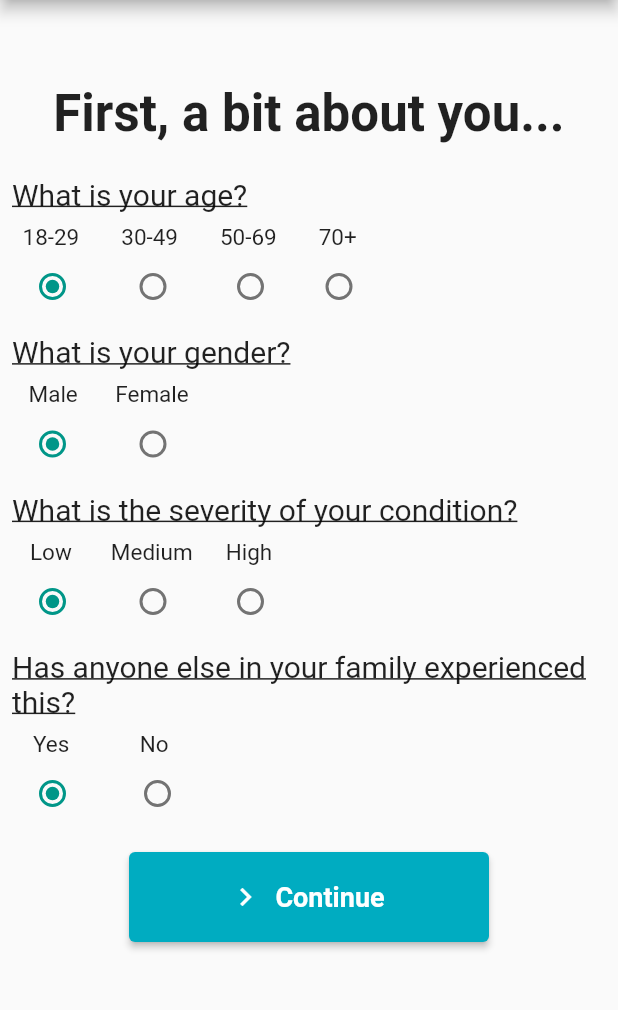
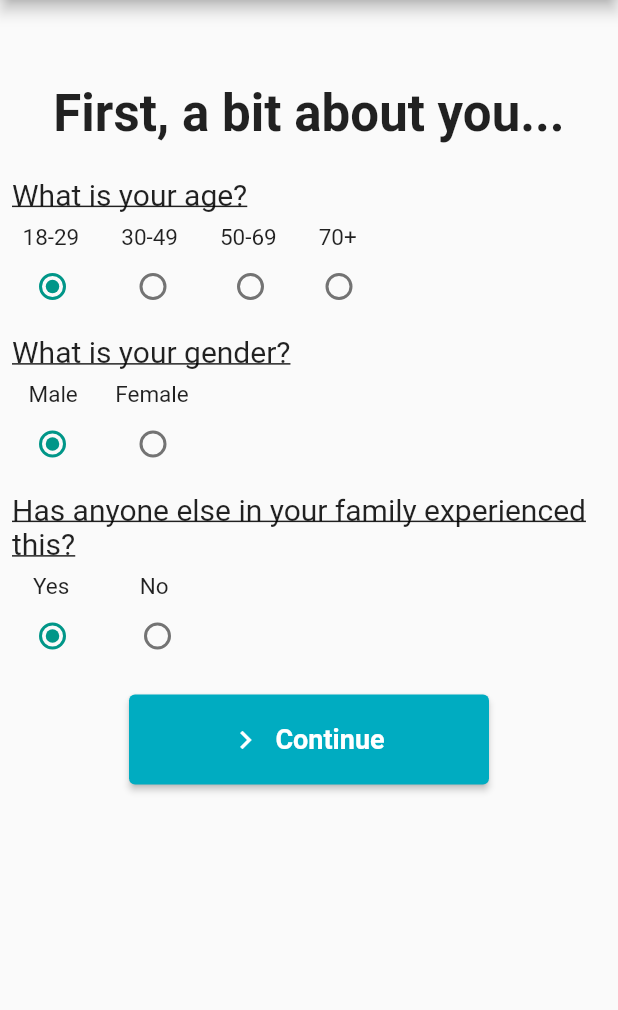
Before and after one commit to Hjfizzlebog2/SS-Skin, a Flutter app: the Questionnaire screen opened directly, on a phone screen of 412 x 824 dp, the part 84-1094 px from its top. Run offline on Flutter 3.47's test engine with Material 2 defaults, Android fonts, the phone set to English and light mode, and no system bars; our stand-ins replace cloud_firestore, email_validator, firebase_auth, firebase_core, firebase_storage, flutter_cache_manager and 4 more; missing offline and left inert: cache_manager, extension_google_sign_in_as_googleapis_auth; accounts and stored records are empty; network calls fail.

Commit message:
Took away back button Fixed Questionnaire.dart questions

```diff
--- a/lib/GeneratedReport.dart
+++ b/lib/GeneratedReport.dart
@@ -35,6 +35,7 @@ class _GeneratedReportState extends State<GeneratedReport> {
           title: const Text('Skin Safety Scanner'),
           centerTitle: true,
           backgroundColor: Colors.cyan[600],
+          automaticallyImplyLeading: false
         ),
         body: Column(
           mainAxisAlignment: MainAxisAlignment.center,
--- a/lib/LogInScreen.dart
+++ b/lib/LogInScreen.dart
@@ -27,6 +27,7 @@ class _LogInScreenState extends State<LogInScreen> {
           title: const Text("Skin Safety Scanner"),
           centerTitle: true,
           backgroundColor: Colors.cyan[600],
+          automaticallyImplyLeading: false
         ),
         body: Column(
           mainAxisAlignment: MainAxisAlignment.center,
--- a/lib/PhotoSubmission.dart
+++ b/lib/PhotoSubmission.dart
@@ -6,7 +6,6 @@ import 'package:flutter/material.dart';
 import 'package:google_sign_in/google_sign_in.dart';
 import 'package:image_picker/image_picker.dart';
 import 'package:ss_skin_project/ReviewPhotoScreen.dart';
-import 'GeneratedReport.dart';
 import 'VertexReport.dart';
 
 final GoogleSignIn _googleSignIn = GoogleSignIn(
--- a/lib/Questionnaire.dart
+++ b/lib/Questionnaire.dart
@@ -4,8 +4,7 @@ import 'PhotoSubmission.dart';
 
 enum Group1 { q1a1, q1a2, q1a3, q1a4 }
 enum Group2 { q2a1, q2a2 }
-enum Group3 { q3a1, q3a2, q3a3 }
-enum Group4 { q4a1, q4a2 }
+enum Group3 { q3a1, q3a2 }
 
 // class for the questionnaire screen
 class Questionnaire extends StatefulWidget {
@@ -18,13 +17,11 @@ class Questionnaire extends StatefulWidget {
 class QuestionnaireState extends State<Questionnaire> {
   var g1Values = ['18-29', '30-49', '50-69', '70+'];
   var g2Values = ['Male', 'Female'];
-  var g3Values = ['Low', 'Medium', 'High'];
-  var g4Values = [true, false];
+  var g3Values = [true, false];
 
   Group1? g1 = Group1.q1a1;
   Group2? g2 = Group2.q2a1;
   Group3? g3 = Group3.q3a1;
-  Group4? g4 = Group4.q4a1;
 
   @override
   Widget build(BuildContext context) {
@@ -192,76 +189,6 @@ class QuestionnaireState extends State<Questionnaire> {
               alignment: Alignment.centerLeft,
               padding: const EdgeInsets.all(8),
               child: const Text(
-                'What is the severity of your condition?',
-                style: TextStyle(
-                    fontSize: 20,
-                    decoration: TextDecoration.underline
-                ),
-              ),
-            ),
-            Row(
-              children: const [
-                SizedBox(width: 20),
-                Text(
-                    'Low',
-                    style: TextStyle(
-                        fontSize: 15
-                    )
-                ),
-                SizedBox(width: 26),
-                Text(
-                    'Medium',
-                    style: TextStyle(
-                        fontSize: 15
-                    )
-                ),
-                SizedBox(width: 22),
-                Text(
-                    'High',
-                    style: TextStyle(
-                        fontSize: 15
-                    )
-                ),
-              ],
-            ),
-            Row(
-              children: [
-                const SizedBox(width: 11),
-                Radio<Group3>(
-                  value: Group3.q3a1,
-                  groupValue: g3,
-                  onChanged: (Group3? value) {
-                    setState(() {
-                      g3 = value;
-                    });
-                  },
-                ),
-                const SizedBox(width: 19),
-                Radio<Group3>(
-                  value: Group3.q3a2,
-                  groupValue: g3,
-                  onChanged: (Group3? value) {
-                    setState(() {
-                      g3 = value;
-                    });
-                  },
-                ),
-                const SizedBox(width: 17),
-                Radio<Group3>(
-                  value: Group3.q3a3,
-                  groupValue: g3,
-                  onChanged: (Group3? value) {
-                    setState(() {
-                      g3 = value;
-                    });
-                  },
-                ),
-              ],
-            ),
-            Container(
-              alignment: Alignment.centerLeft,
-              padding: const EdgeInsets.all(8),
-              child: const Text(
                 'Has anyone else in your family experienced this?',
                 style: TextStyle(
                     fontSize: 20,
@@ -290,22 +217,22 @@ class QuestionnaireState extends State<Questionnaire> {
             Row(
               children: [
                 const SizedBox(width: 11),
-                Radio<Group4>(
-                  value: Group4.q4a1,
-                  groupValue: g4,
-                  onChanged: (Group4? value) {
+                Radio<Group3>(
+                  value: Group3.q3a1,
+                  groupValue: g3,
+                  onChanged: (Group3? value) {
                     setState(() {
-                      g4 = value;
+                      g3 = value;
                     });
                   },
                 ),
                 const SizedBox(width: 22),
-                Radio<Group4>(
-                  value: Group4.q4a2,
-                  groupValue: g4,
-                  onChanged: (Group4? value) {
+                Radio<Group3>(
+                  value: Group3.q3a2,
+                  groupValue: g3,
+                  onChanged: (Group3? value) {
                     setState(() {
-                      g4 = value;
+                      g3 = value;
                     });
                   },
                 ),
@@ -335,23 +262,15 @@ class QuestionnaireState extends State<Questionnaire> {
                     g2ReturnValue = g2Values[1];
                   }
 
-                  String g3ReturnValue;
+                  bool g3ReturnValue;
                   if (g3 == Group3.q3a1) {
                     g3ReturnValue = g3Values[0];
-                  } else if (g3 == Group3.q3a2) {
+                  } else {
                     g3ReturnValue = g3Values[1];
-                  } else {
-                    g3ReturnValue = g3Values[2];
                   }
 
-                  bool g4ReturnValue;
-                  if (g4 == Group4.q4a1) {
-                    g4ReturnValue = g4Values[0];
-                  } else {
-                    g4ReturnValue = g4Values[1];
-                  }
+                  enterQuestionData(g1ReturnValue, g2ReturnValue, g3ReturnValue);
 
-                  enterQuestionData(g1ReturnValue, g2ReturnValue, g3ReturnValue, g4ReturnValue);
                   Navigator.push(
                     context,
                     MaterialPageRoute(builder: (context) => const PhotoSubmission()),
--- a/lib/RegisteredHomePage.dart
+++ b/lib/RegisteredHomePage.dart
@@ -19,6 +19,7 @@ class RegisteredHomePage extends StatelessWidget {
           title: const Text('Skin Safety Scanner'),
           centerTitle: true,
           backgroundColor: Colors.cyan[600],
+          automaticallyImplyLeading: false
         ),
         body: Column (
           mainAxisAlignment: MainAxisAlignment.center,
--- a/lib/ScreeningBreakdown.dart
+++ b/lib/ScreeningBreakdown.dart
@@ -12,6 +12,7 @@ class ScreeningBreakdown extends StatelessWidget {
           title: const Text('Skin Safety Scanner'),
           centerTitle: true,
           backgroundColor: Colors.cyan[600],
+          automaticallyImplyLeading: false
         ),
         body: Column (
           mainAxisAlignment: MainAxisAlignment.center,
--- a/lib/dbOperations.dart
+++ b/lib/dbOperations.dart
@@ -71,14 +71,12 @@ Future createUser(
    }
 }
 
-Future enterQuestionData(String age, String gender,
-    String condition, bool genetic) async {
+Future enterQuestionData(String age, String gender, bool genetic) async {
   final docUser =
   FirebaseFirestore.instance.collection('UserData').doc(RegisteredHomePage.user.user?.uid);
   final json = {
     'age': age,
     'gender': gender,
-    'condition': condition,
     'genetic': genetic,
   };
 
```
Also changed, not shown: lib/CreateAccount.dart (+8 -3 lines).
